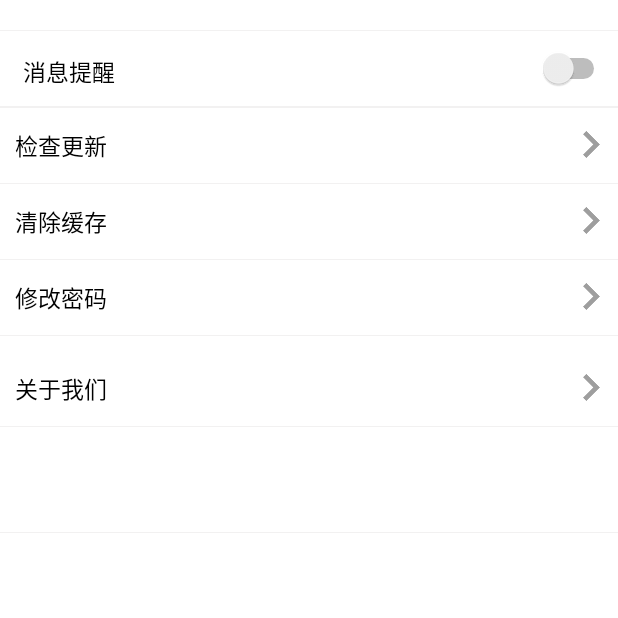
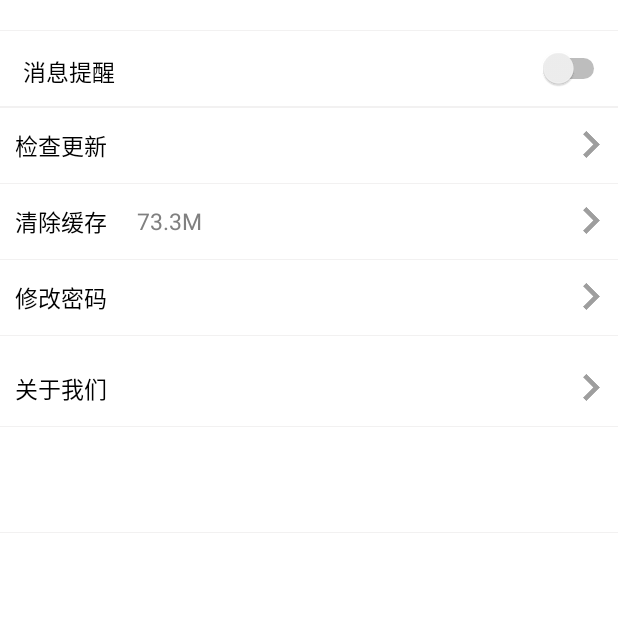
Before and after one commit to GEngine-JP/GEngineProtocol, an Android app: the fragment SetFragment shown on its own in the app's theme, on a phone screen of 412 x 824 dp, the top half of it. Run offline under Robolectric (Android 15) with nearby library versions, the phone set to English and light mode, and no system bars; our stand-ins replace ButterKnife; libraries missing offline, so code that uses them is left out: rx.android.schedulers, rx.functions; network calls fail; 1 statement that could not run was skipped.

Commit message:
清除缓存效果

```diff
--- a/app/src/main/AndroidManifest.xml
+++ b/app/src/main/AndroidManifest.xml
@@ -27,7 +27,7 @@
         <activity android:name=".activity.MainActivity" />
 
 
-        <activity android:name=".activity.me.MessageActivity" />
+        <activity android:name=".activity.set.MessageActivity" />
         <activity android:name=".activity.left.LoginActivity" />
     </application>
 
--- a/app/src/main/java/info/xiaomo/app/activity/MainActivity.java
+++ b/app/src/main/java/info/xiaomo/app/activity/MainActivity.java
@@ -23,7 +23,7 @@ import butterknife.BindView;
 import butterknife.OnClick;
 import info.xiaomo.app.R;
 import info.xiaomo.app.activity.index.IndexFragment;
-import info.xiaomo.app.activity.me.SetFragment;
+import info.xiaomo.app.activity.set.SetFragment;
 import info.xiaomo.app.activity.project.ProjectFragment;
 import info.xiaomo.app.activity.work.WorkFragment;
 import info.xiaomo.app.adapter.ViewPagerAdapter;
--- a/app/src/main/java/info/xiaomo/app/activity/me/MessageActivity.java
+++ b/app/src/main/java/info/xiaomo/app/activity/set/MessageActivity.java
@@ -1,4 +1,4 @@
-package info.xiaomo.app.activity.me;
+package info.xiaomo.app.activity.set;
 
 import android.os.Bundle;
 import android.view.View;
--- a/app/src/main/java/info/xiaomo/app/activity/me/SetFragment.java
+++ b/app/src/main/java/info/xiaomo/app/activity/set/SetFragment.java
@@ -1,4 +1,4 @@
-package info.xiaomo.app.activity.me;
+package info.xiaomo.app.activity.set;
 
 import android.os.Bundle;
 import android.support.annotation.Nullable;
@@ -18,6 +18,7 @@ import info.xiaomo.app.R;
 import info.xiaomo.app.base.BaseFragment;
 import info.xiaomo.app.task.ShowClearCacheProgressBarTask;
 import info.xiaomo.app.util.AppUtil;
+import info.xiaomo.app.util.RandomUtil;
 
 /**
  * @author 小莫 (https://xiaomo.info) (https://github.com/syoubaku)
@@ -33,6 +34,8 @@ public class SetFragment extends BaseFragment implements View.OnClickListener, C
     TextView newVersionTextView;
     @BindView(R.id.set_progressbar)
     ProgressBar progressBar;
+    @BindView(R.id.id_trash_count)
+    TextView trashTextView;
 
     @Nullable
     @Override
@@ -47,6 +50,8 @@ public class SetFragment extends BaseFragment implements View.OnClickListener, C
         super.initView(view);
         switchView.setOnCheckedChangeListener(this);
         newVersionTextView.setText(AppUtil.getAppVersionName(getContext()));
+        String text = RandomUtil.nextDouble(1, 100, 1) + "M";
+        trashTextView.setText(text);
     }
 
     @OnClick({R.id.id_clear_cache})
@@ -55,7 +60,7 @@ public class SetFragment extends BaseFragment implements View.OnClickListener, C
         switch (v.getId()) {
             case R.id.id_clear_cache:
                 progressBar.setVisibility(View.VISIBLE);
-                ShowClearCacheProgressBarTask task = new ShowClearCacheProgressBarTask(getContext(), progressBar);
+                ShowClearCacheProgressBarTask task = new ShowClearCacheProgressBarTask(getContext(), progressBar,trashTextView);
                 new Timer().schedule(task, CLEAR_CACHE_TIME);
         }
     }
--- a/app/src/main/java/info/xiaomo/app/util/RandomUtil.java
+++ b/app/src/main/java/info/xiaomo/app/util/RandomUtil.java
@@ -7,9 +7,16 @@
 package info.xiaomo.app.util;
 
 
-import android.util.Log;
+import android.os.Build;
 
-import java.util.*;
+import java.text.DecimalFormat;
+import java.util.ArrayList;
+import java.util.Arrays;
+import java.util.Collection;
+import java.util.Iterator;
+import java.util.LinkedList;
+import java.util.List;
+import java.util.Random;
 import java.util.concurrent.ThreadLocalRandom;
 
 /**
@@ -20,14 +27,43 @@ import java.util.concurrent.ThreadLocalRandom;
 public class RandomUtil {
 
     private static final String TAG = "RandomUtil";
+
     /**
      * 随机产生min到max之间的一个整数值，包含min和max
      */
     public static int random(int min, int max) {
+        int i = 0;
         if (min > max) {
             throw new IllegalArgumentException("传入的范围不合法!最小值不能大于最大值！");
         }
-        return ThreadLocalRandom.current().nextInt(max - min + 1) + min;
+        if (Build.VERSION.SDK_INT >= Build.VERSION_CODES.LOLLIPOP) {
+            i = ThreadLocalRandom.current().nextInt(max - min + 1) + min;
+            return i;
+        }
+        return i;
+    }
+
+
+    /**
+     * 随机产生min到max之间的一个整数值，包含min和max，保留几位小数
+     */
+    public static String nextDouble(final double min, final double max, int remain) {
+        if (max < min) {
+            try {
+                throw new Exception("min < max");
+            } catch (Exception e) {
+                e.printStackTrace();
+            }
+        }
+        if (min == max) {
+            return "";
+        }
+        String pattern = "#.";
+        for (int i = 0; i < remain; i++) {
+            pattern = pattern + "0";
+        }
+        double v = min + ((max - min) * new Random().nextDouble());
+        return new DecimalFormat(pattern).format(v);
     }
 
     /**
@@ -138,6 +174,6 @@ public class RandomUtil {
     public static void main(String[] args) {
         String salt = createSalt();
         System.out.println(salt);
-        System.out.println(MD5Util.md5("xiaomo",salt));
+        System.out.println(MD5Util.md5("xiaomo", salt));
     }
 }
--- a/app/src/main/res/layout/fragment_set.xml
+++ b/app/src/main/res/layout/fragment_set.xml
@@ -117,7 +117,7 @@
 
 
         <!-- 清除缓存 -->
-        <LinearLayout
+        <RelativeLayout
             android:id="@+id/id_clear_cache"
             android:layout_width="match_parent"
             android:layout_height="@dimen/dp_50"
@@ -125,22 +125,35 @@
             android:gravity="center_vertical">
 
             <TextView
-                android:layout_width="0dp"
+                android:id="@+id/id_clear_cache_text"
+                android:layout_width="wrap_content"
                 android:layout_height="match_parent"
                 android:layout_gravity="center"
-                android:layout_weight="1"
                 android:gravity="center_vertical"
                 android:padding="@dimen/dp_10"
                 android:text="@string/clear_cache"
                 android:textColor="@color/black"
                 android:textSize="@dimen/sp_15" />
 
+            <TextView
+                android:id="@+id/id_trash_count"
+                android:layout_width="match_parent"
+                android:layout_height="match_parent"
+                android:layout_gravity="center"
+                android:layout_toEndOf="@id/id_clear_cache_text"
+                android:gravity="center_vertical"
+                android:padding="@dimen/dp_10"
+                android:text="@string/trash_count"
+                android:textColor="@color/gray"
+                android:textSize="@dimen/sp_15" />
+
             <ImageView
                 android:layout_width="wrap_content"
                 android:layout_height="wrap_content"
-                android:layout_gravity="center"
+                android:layout_alignParentEnd="true"
+                android:layout_centerVertical="true"
                 android:src="@drawable/ic_keyboard_arrow_right_grey_500_36dp" />
-        </LinearLayout>
+        </RelativeLayout>
 
         <View
             android:layout_width="match_parent"
--- a/app/src/main/res/values/strings.xml
+++ b/app/src/main/res/values/strings.xml
@@ -42,6 +42,7 @@
     <string name="check_update">检查更新</string>
     <string name="new_version">v1.2.5</string>
     <string name="new_version_text">new</string>
+    <string name="trash_count">5.6M</string>
 
 
 </resources>
```
Also changed, not shown: app/src/main/java/info/xiaomo/app/task/ShowClearCacheProgressBarTask.java (+6 -5 lines).
